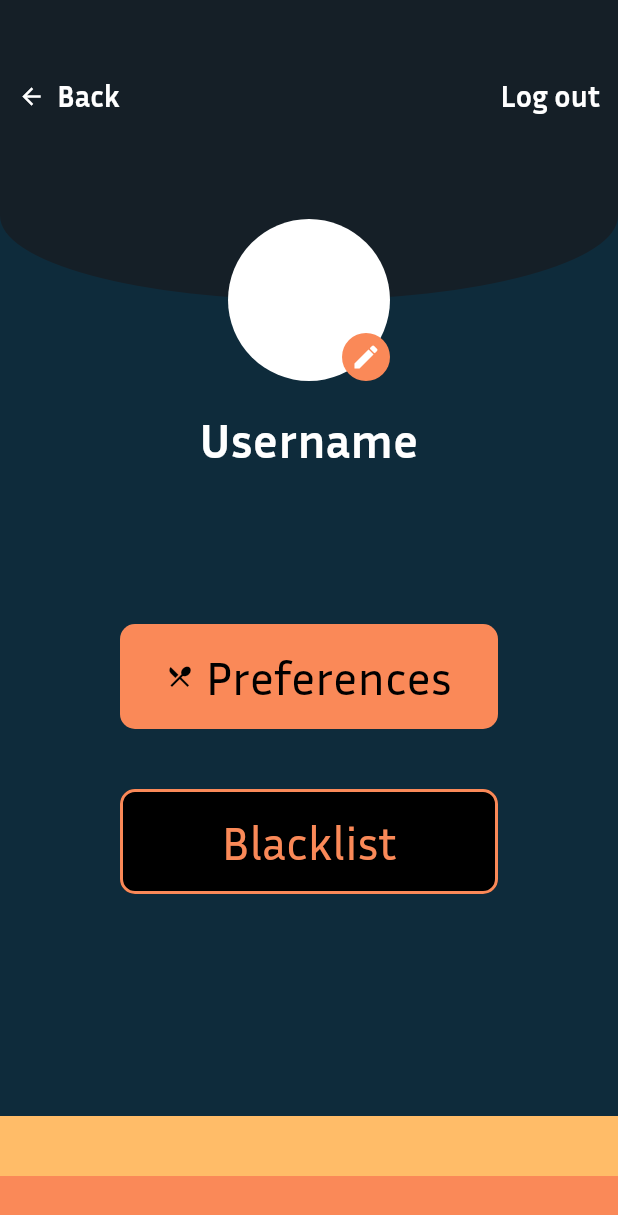
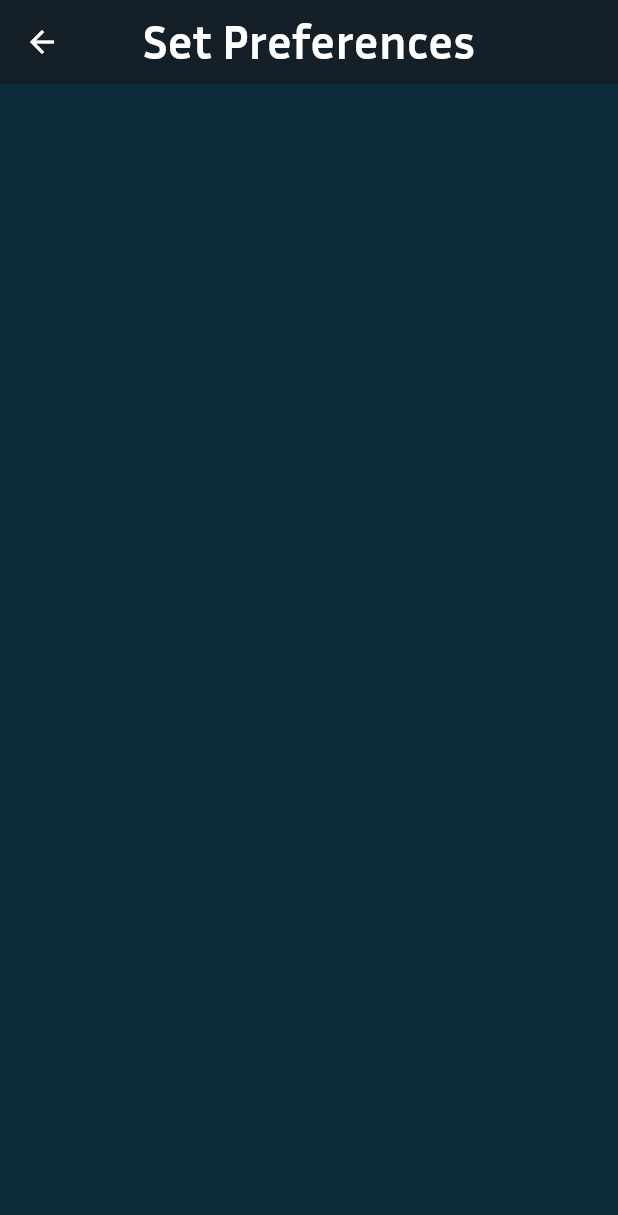
Before and after one commit to bestchayapol/DishDive, a Flutter app: the Profile screen opened directly, after a tap on "Preferences", on a phone screen of 412 x 824 dp. Shown: the top 1215 px of the screen. Run offline on Flutter 3.47's test engine with Material 3 defaults, Android fonts, the phone set to English and light mode, and no system bars; our stand-ins replace dio, image_picker, shared_preferences; accounts and stored records are empty; network calls fail.

Commit message:
[ADD] Pref and Blacklist pages
-Empty pages for those 2, requires the components to be built

```diff
--- a/dishdive/lib/Pages/Preferences/PreferencesSettings.dart
+++ b/dishdive/lib/Pages/Preferences/PreferencesSettings.dart
@@ -0,0 +1,41 @@
+import 'dart:io';
+
+import 'package:flutter/material.dart';
+import 'package:dishdive/Utils/color_use.dart';
+// Commented out for static data example
+// import 'package:dio/dio.dart';
+// import 'package:provider/provider.dart';;
+
+class SetPref extends StatefulWidget {
+  const SetPref({super.key});
+
+  @override
+  State<SetPref> createState() => _SetPrefState();
+}
+
+class _SetPrefState extends State<SetPref> {
+  @override
+  Widget build(BuildContext context) {
+    return Scaffold(
+      backgroundColor: colorUse.backgroundColor,
+      appBar: AppBar(
+        backgroundColor: colorUse.appBarColor,
+        elevation: 0,
+        leading: IconButton(
+          icon: const Icon(Icons.arrow_back, color: Colors.white),
+          onPressed: () => Navigator.pop(context),
+        ),
+        title: const Text(
+          "Set Preferences",
+          style: TextStyle(
+            fontFamily: 'InriaSans',
+            fontWeight: FontWeight.bold,
+            fontSize: 32,
+            color: Colors.white,
+          ),
+        ),
+        centerTitle: true,
+      ),
+    );
+  }
+}
--- a/dishdive/lib/Pages/Profile/profile.dart
+++ b/dishdive/lib/Pages/Profile/profile.dart
@@ -2,6 +2,8 @@ import 'package:flutter/material.dart';
 import 'package:dio/dio.dart';
 import 'package:dishdive/components/my_button.dart';
 import 'package:dishdive/Pages/Auth/LoR.dart';
+import 'package:dishdive/Pages/Preferences/PreferencesSettings.dart';
+import 'package:dishdive/Pages/Preferences/BlacklistSettings.dart';
 import 'package:dishdive/Pages/Profile/edit_profile.dart';
 import 'package:dishdive/Utils/color_use.dart';
 import 'package:dishdive/widgets/BackgroundCircle.dart';
@@ -90,7 +92,10 @@ class _ProfileState extends State<Profile> {
               child: MyButton(
                 text: "Preferences",
                 onTap: () {
-                  Navigator.pushNamed(context, '/preferences');
+                  Navigator.push(
+                    context,
+                    MaterialPageRoute(builder: (_) => SetPref()),
+                  );
                 },
                 backgroundColor: colorUse.activeButton,
                 textColor: Colors.black,
@@ -109,7 +114,10 @@ class _ProfileState extends State<Profile> {
               child: MyButton(
                 text: "Blacklist",
                 onTap: () {
-                  Navigator.pushNamed(context, '/blacklist');
+                  Navigator.push(
+                    context,
+                    MaterialPageRoute(builder: (_) => SetBlack()),
+                  );
                 },
                 backgroundColor: Colors.black,
                 textColor: colorUse.activeButton,
```
Also changed, not shown: dishdive/lib/Pages/Preferences/BlacklistSettings.dart (+41 -0 lines), dishdive/lib/Components/Settings/settings_template.dart (added).
